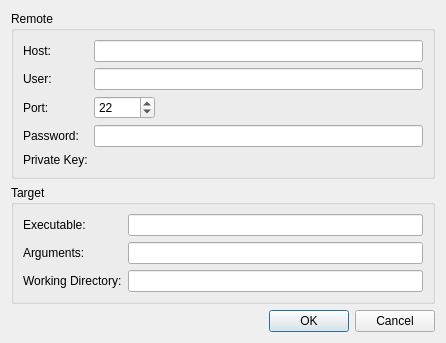
Old version of the form src/plugins/analyzerbase/startremotedialog.ui in the repository qt-creator/qt-creator.
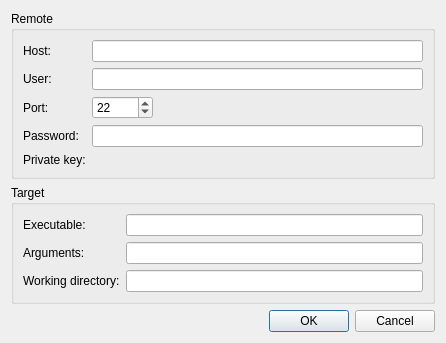
New version of the form. Custom widgets are drawn as their Qt base class.

Diff of the .ui file:
```diff
--- a/src/plugins/analyzerbase/startremotedialog.ui
+++ b/src/plugins/analyzerbase/startremotedialog.ui
@@ -98,7 +98,7 @@
          <string>You need to pass either a password or a SSH Key.</string>
         </property>
         <property name="text">
-         <string>Private Key:</string>
+         <string>Private key:</string>
         </property>
        </widget>
       </item>
@@ -137,7 +137,7 @@
       <item row="2" column="0">
        <widget class="QLabel" name="label_7">
         <property name="text">
-         <string>Working Directory:</string>
+         <string>Working directory:</string>
         </property>
        </widget>
       </item>
```
Left out of the diff: 4 changed lines with no effect on the pictures.
